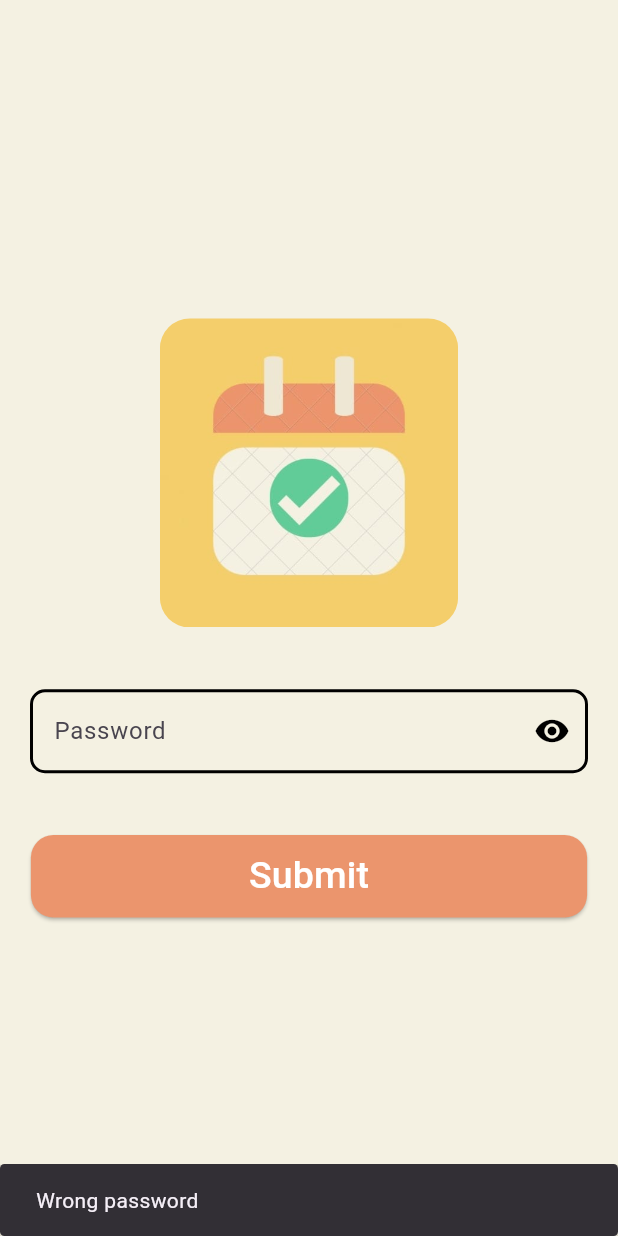
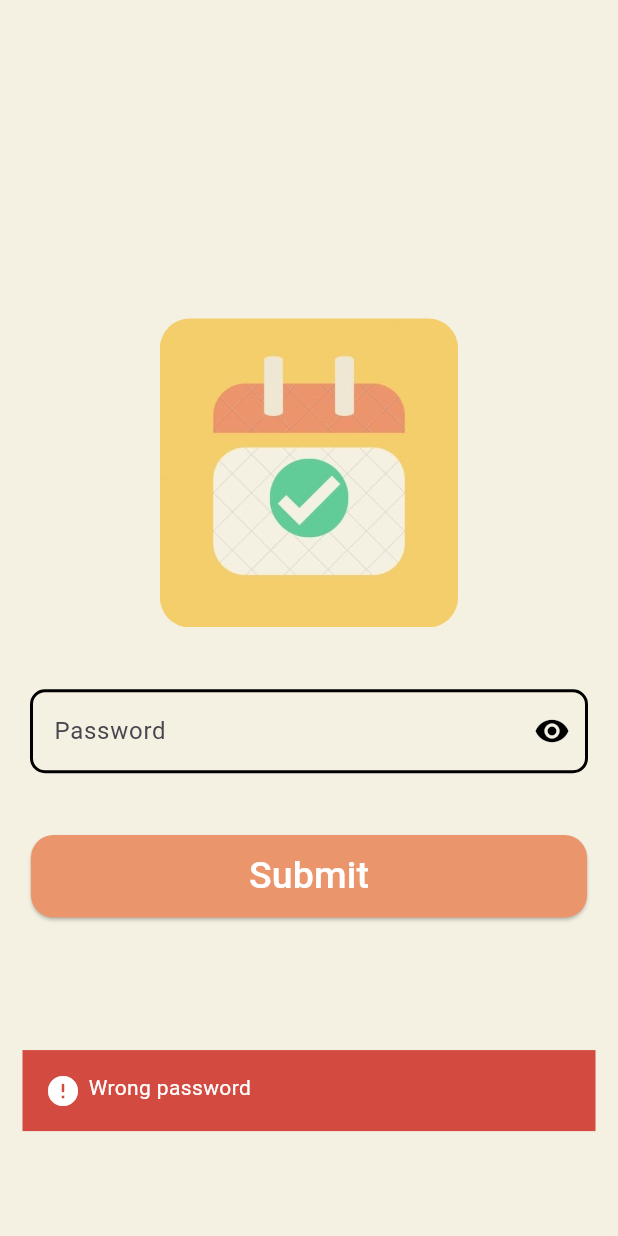
Before and after one commit to ansilmirfan/daily_track, a Flutter app: the Password screen opened directly, after a tap on "Submit", on a phone screen of 412 x 824 dp. Run offline on Flutter 3.47's test engine with Material 3 defaults, Android fonts, the phone set to English and light mode, and no system bars; our stand-ins replace animated_splash_screen, awesome_notifications, flutter_slidable, flutter_snake_navigationbar, flutter_time_picker_spinner, google_fonts and 6 more; missing offline and left inert: omni_datetime_picker; accounts and stored records are empty; Roboto replaces fonts that are missing (Karantina).

Commit message:
Ready for release

```diff
--- a/lib/db_functions/db_functions_events.dart
+++ b/lib/db_functions/db_functions_events.dart
@@ -50,8 +50,7 @@ Future<void> editEvents(int id, Events value) async {
   final eventDb = await Hive.openBox<Events>('eventsdb');
   if (value.notification) {
     NotificationServices.scheduleNotification(value);
-  }
-  if (value.notification == false) {
+  } else {
     NotificationServices.cancelNotification(value.id!);
   }
   eventDb.put(id, value);
--- a/lib/main.dart
+++ b/lib/main.dart
@@ -1,6 +1,4 @@
 // ignore_for_file: camel_case_types
-
-import 'package:awesome_notifications/awesome_notifications.dart';
 import 'package:diary_app/color_and_fonts/colors.dart';
 import 'package:diary_app/model/Diary.dart';
 import 'package:diary_app/model/Events.dart';
--- a/lib/screens/intro_screens/password.dart
+++ b/lib/screens/intro_screens/password.dart
@@ -65,7 +65,7 @@ class _PasswordState extends State<Password> {
                     if (controller.text == password) {
                       navigatePushReplacement(context, const BottomNav());
                     } else {
-                      snackbarMessage(context, 'Wrong password');
+                      snackbarMessage(context, 'Wrong password', 'error');
                     }
                   },
                   text: 'Submit',
--- a/lib/screens/intro_screens/user_details.dart
+++ b/lib/screens/intro_screens/user_details.dart
@@ -118,7 +118,8 @@ class _UserDetailsState extends State<UserDetails> {
                       circleAvatharBorder =
                           const Color.fromARGB(255, 206, 50, 39);
                     });
-                    snackbarMessage(context, 'Please upload a profile picture');
+                    snackbarMessage(
+                        context, 'Please upload a profile picture', 'warning');
                   }
                   if (key.currentState!.validate() && image != null) {
                     userName = controller.text;
--- a/lib/screens/planner_and_progress/planner_create.dart
+++ b/lib/screens/planner_and_progress/planner_create.dart
@@ -117,10 +117,10 @@ class _CreatePlannerState extends State<CreatePlanner> {
             function: () {
               if (titleController.text.length < 5) {
                 snackbarMessage(
-                    context, 'Please enter at least five charecter title');
+                    context, 'Please enter at least five charecter title','warning');
               } else if (descriptionController.text.length < 5) {
                 snackbarMessage(context,
-                    'please enter at least five charecter description');
+                    'please enter at least five charecter description','warning');
               } else {
                 if (widget.edit) {
                   final data = Planner(
--- a/lib/screens/planner_and_progress/planner_screen.dart
+++ b/lib/screens/planner_and_progress/planner_screen.dart
@@ -61,7 +61,7 @@ class _PlannerState extends State<Planner> {
                   searchplanner(value);
                 },
                 controller: searchController,
-                settingsInAction: false,
+                settingsInAction: true,
               ),
               SliverList(
                 delegate: SliverChildListDelegate(
@@ -102,7 +102,6 @@ class _PlannerState extends State<Planner> {
                               element.date.day == selectedDate!.day,
                         )
                         .toList();
-
                   }
                   if (data.isNotEmpty) {
                     if (selectedChipIndex == 0) {
--- a/lib/screens/planner_and_progress/progress.dart
+++ b/lib/screens/planner_and_progress/progress.dart
@@ -35,6 +35,7 @@ class _ProgressState extends State<Progress> {
         slivers: [
           SilvarBar(
             searchbar: false,
+            settingsInAction: true,
           ),
           SliverList(
             delegate: SliverChildListDelegate(
--- a/lib/screens/settings/change_password.dart
+++ b/lib/screens/settings/change_password.dart
@@ -78,7 +78,7 @@ class _changePasswordState extends State<changePassword> {
                     navigatePushReplacement(context,
                         CreatePassword(alreadyLoggedIn: widget.alreadyloggein));
                   } else {
-                    snackbarMessage(context, '! Wrong password');
+                    snackbarMessage(context, '! Wrong password', 'error');
                   }
                 },
                 text: 'Next',
--- a/lib/widgets/common/calender_search.dart
+++ b/lib/widgets/common/calender_search.dart
@@ -1,10 +1,14 @@
+import 'package:diary_app/color_and_fonts/colors.dart';
 import 'package:flutter/material.dart';
 
 Widget calenderSearch({
   required BuildContext context,
   required void Function(DateTime?)? updateDate,
 }) {
-  return GestureDetector(
+  return InkWell(
+    splashColor: primaryRed,
+    splashFactory: InkRipple.splashFactory,
+    radius: 20.0,
     onTap: () async {
       DateTime? pickedDate = await showDatePicker(
         context: context,
--- a/lib/widgets/common/scaffold_messenger.dart
+++ b/lib/widgets/common/scaffold_messenger.dart
@@ -1,15 +1,78 @@
+import 'package:diary_app/color_and_fonts/colors.dart';
+import 'package:diary_app/varibles_and_functions/variables.dart';
 import 'package:flutter/material.dart';
 
-snackbarMessage(BuildContext context, String message) {
+snackbarMessage(BuildContext context, String message, String type) {
   ScaffoldMessenger.of(context).showSnackBar(
     SnackBar(
-      shape: const RoundedRectangleBorder(
-        borderRadius: BorderRadius.all(
-          Radius.circular(3),
+      padding: const EdgeInsets.all(15),
+      elevation: 0,
+      backgroundColor: Colors.transparent,
+      content: Padding(
+        padding: EdgeInsets.only(bottom: height / 15),
+        child: Container(
+          padding: const EdgeInsets.all(15),
+          width: width,
+          color: bgColor(type),
+          child: Wrap(
+            children: [
+              leadingIcon(type),
+              const SizedBox(
+                width: 5.0,
+              ),
+              Text(
+                message,
+                style: const TextStyle(color: Colors.white),
+              ),
+            ],
+          ),
         ),
       ),
-      content: Text(message),
       duration: const Duration(seconds: 3),
     ),
   );
 }
+
+Color bgColor(String type) {
+  Color color = primaryRed;
+  switch (type) {
+    case 'warning':
+      color = primaryYellow;
+      break;
+    case 'success':
+      color = const Color.fromARGB(255, 68, 175, 165);
+      break;
+    case 'error':
+      color = const Color.fromARGB(255, 211, 74, 64);
+      break;
+    default:
+      break;
+  }
+  return color;
+}
+
+Widget leadingIcon(String type) {
+  Widget? icon;
+  switch (type) {
+    case 'warning':
+      icon = const Icon(
+        Icons.warning,
+        color: primaryWhite,
+      );
+      break;
+    case 'success':
+      icon = const Icon(
+        Icons.check,
+        color: primaryWhite,
+      );
+      break;
+
+    case 'error':
+      icon = const Icon(
+        Icons.error_rounded,
+        color: primaryWhite,
+      );
+      break;
+  }
+  return icon!;
+}
--- a/pubspec.yaml
+++ b/pubspec.yaml
@@ -42,6 +42,7 @@ dependencies:
   intl: ^0.19.0
   lottie: ^3.1.0
   omni_datetime_picker: ^1.0.9
+  # packages_info: ^0.0.1-dev.1
   table_calendar: ^3.1.0
   webview_flutter: ^4.7.0
 
```
Also changed, not shown: lib/screens/diary/diary_create.dart (+65 -55 lines), lib/screens/diary/edit_diary.dart (+5 -3 lines), lib/screens/diary/home.dart (+15 -20 lines), lib/screens/intro_screens/create_password.dart (+12 -8 lines), lib/screens/settings/settings.dart (+14 -2 lines), 4 other files.
